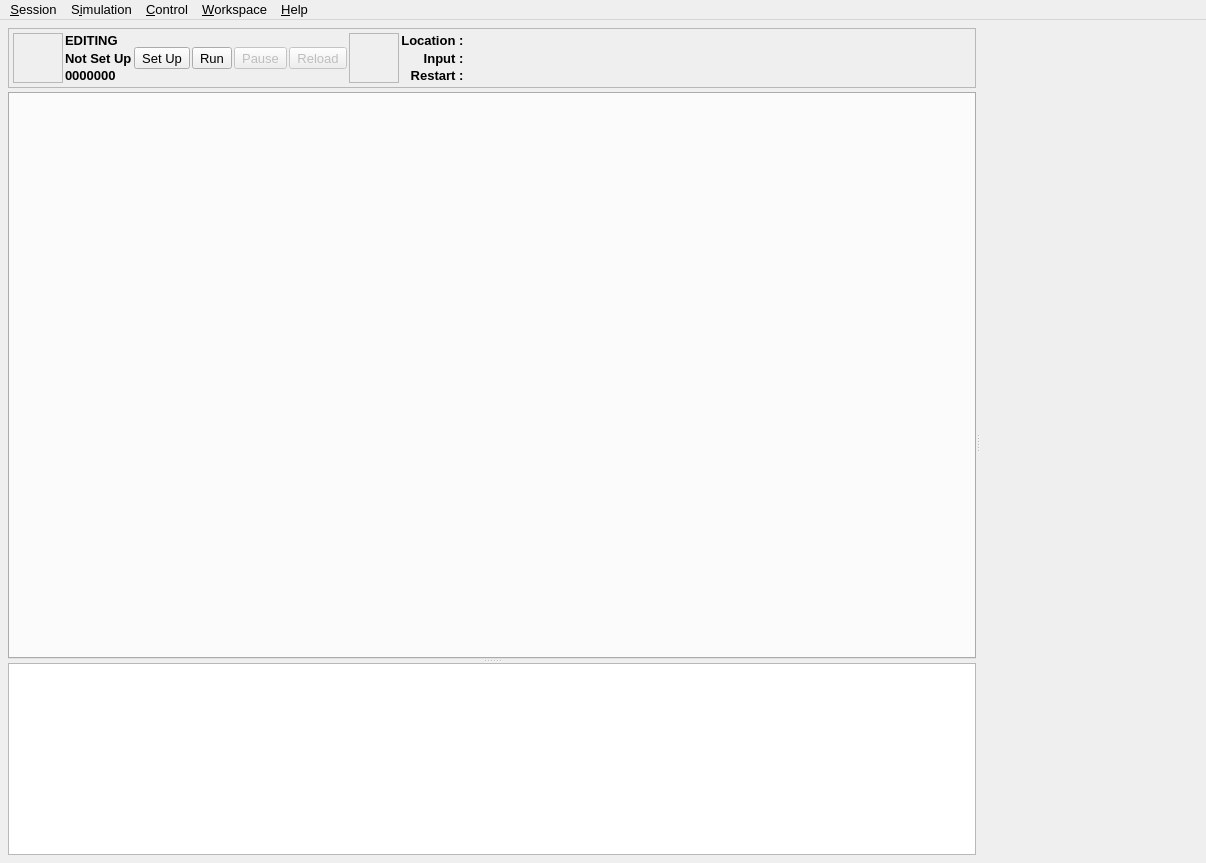
disorderedmaterials/dissolve, file src/gui/gui.ui: the form before one commit.
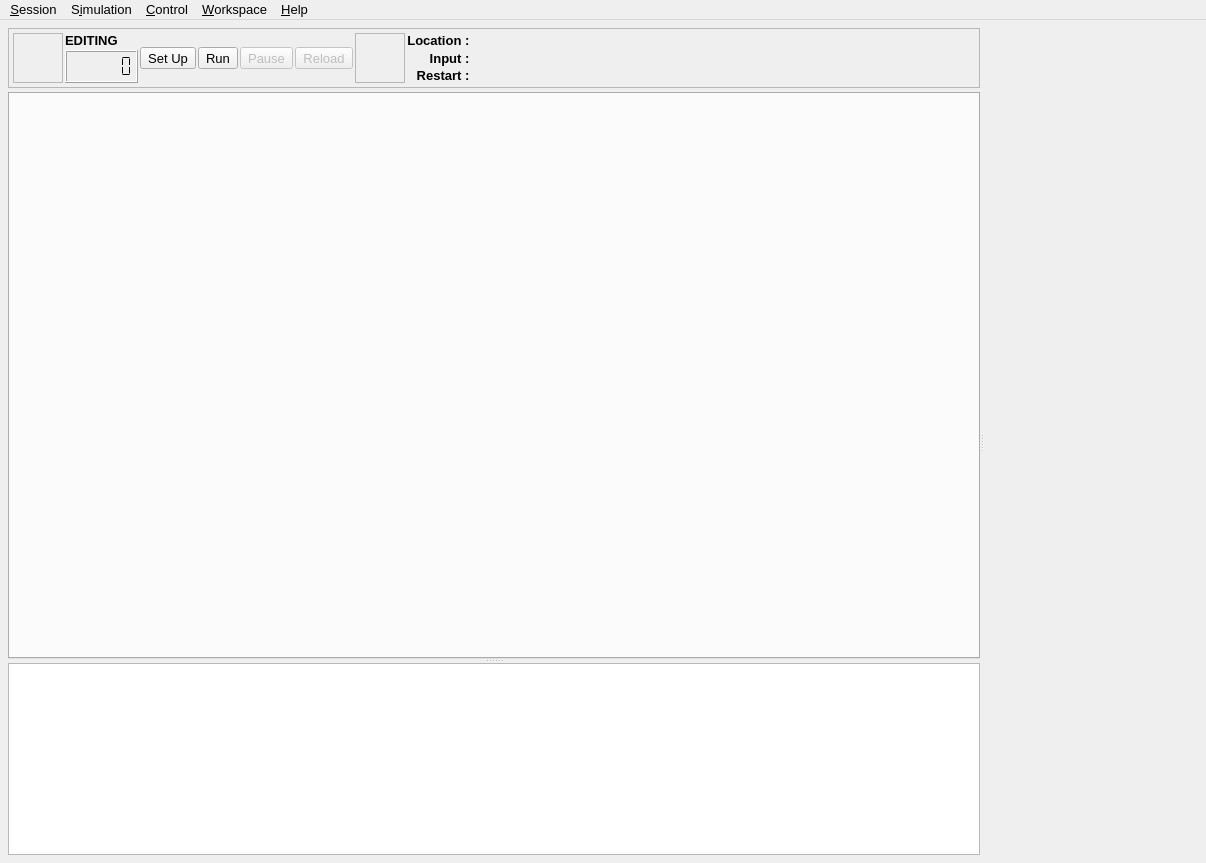
The form after the commit. The open tabs and pages were chosen to show the change. Icons and pictures are not drawn. Custom widgets are drawn as their Qt base class.

Commit message: Update ControlFrame and general gui update functions.

```diff
--- a/src/gui/gui.ui
+++ b/src/gui/gui.ui
@@ -1304,38 +1304,6 @@
                    </property>
                   </widget>
                  </item>
-                 <item row="1" column="1">
-                  <widget class="QLabel" name="SetUpLabel">
-                   <property name="sizePolicy">
-                    <sizepolicy hsizetype="Fixed" vsizetype="Preferred">
-                     <horstretch>0</horstretch>
-                     <verstretch>0</verstretch>
-                    </sizepolicy>
-                   </property>
-                   <property name="font">
-                    <font>
-                     <weight>75</weight>
-                     <bold>true</bold>
-                    </font>
-                   </property>
-                   <property name="text">
-                    <string>Not Set Up</string>
-                   </property>
-                  </widget>
-                 </item>
-                 <item row="2" column="1">
-                  <widget class="QLabel" name="IterationNumberLabel">
-                   <property name="font">
-                    <font>
-                     <weight>75</weight>
-                     <bold>true</bold>
-                    </font>
-                   </property>
-                   <property name="text">
-                    <string>0000000</string>
-                   </property>
-                  </widget>
-                 </item>
                  <item row="0" column="6" rowspan="3">
                   <widget class="QFrame" name="StateFrame_2">
                    <property name="frameShape">
@@ -1400,6 +1368,22 @@
                    </layout>
                   </widget>
                  </item>
+                 <item row="1" column="1" rowspan="2">
+                  <widget class="QLCDNumber" name="ControlIterationNumberLCD">
+                   <property name="font">
+                    <font>
+                     <weight>50</weight>
+                     <bold>false</bold>
+                    </font>
+                   </property>
+                   <property name="digitCount">
+                    <number>6</number>
+                   </property>
+                   <property name="segmentStyle">
+                    <enum>QLCDNumber::Flat</enum>
+                   </property>
+                  </widget>
+                 </item>
                 </layout>
                </item>
               </layout>
```
Left out of the diff: 24 changed lines with no effect on the pictures. The commit also changes 8 other files.
